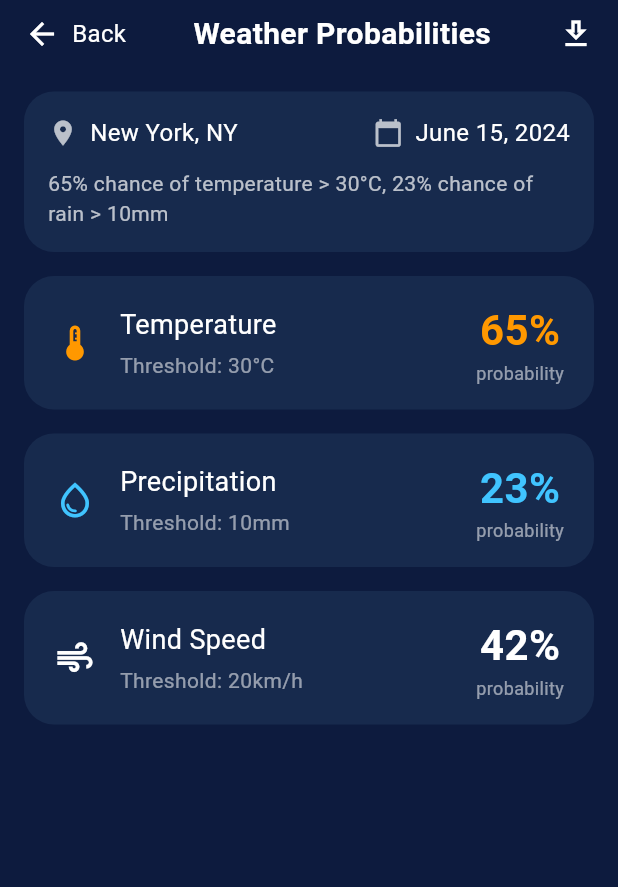
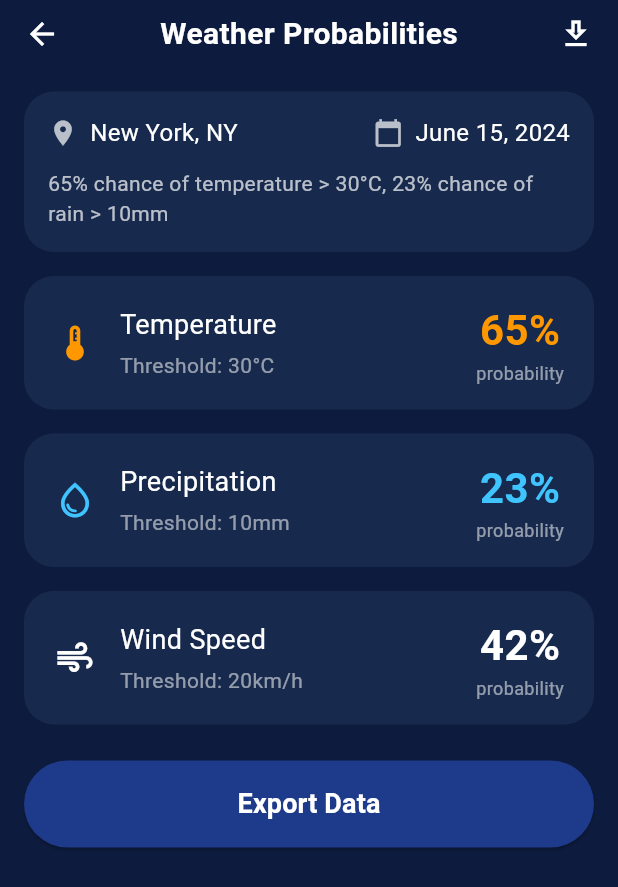
Before and after one commit to MoHa270xX/Weather_Project1, a Flutter app: the WeatherProbabilitiesScreen screen opened directly, on a phone screen of 412 x 824 dp. Shown: the top 887 px of the screen. Run offline on Flutter 3.47's test engine with Material 3 defaults, Android fonts, the phone set to English and light mode, and no system bars; our stand-ins replace flutter_map, go_router, latlong2.

Commit message:
add app router class to access navigation

```diff
--- /dev/null
+++ b/lib/core/utils/app_router.dart
@@ -0,0 +1,45 @@
+import 'package:go_router/go_router.dart';
+import 'package:weather_project/features/weather/presentation/pages/dashboard_screen.dart';
+import 'package:weather_project/features/weather/presentation/pages/export_data.dart';
+import 'package:weather_project/features/weather/presentation/pages/location_time_screen.dart';
+import 'package:weather_project/features/weather/presentation/pages/settings_screen.dart';
+import 'package:weather_project/features/weather/presentation/pages/welcome_screen.dart';
+import 'package:weather_project/features/weather/presentation/pages/main_screen.dart'; // مهم تضيف MainScreen
+
+abstract class AppRouter {
+  static final kMain = '/main';
+  static final kLocationView = '/location_view';
+  static final kDashboard = '/dashboard_view';
+  static final kExportView = '/export_view';
+  static final kSettingView = '/setting_view';
+
+  static final router = GoRouter(
+    initialLocation: '/',
+    routes: [
+      GoRoute(
+        path: '/',
+        builder: (context, state) => const WelcomeScreen(),
+      ),
+      GoRoute(
+        path: kMain,
+        builder: (context, state) => const MainScreen(),
+      ),
+      GoRoute(
+        path: kLocationView,
+        builder: (context, state) => const LocationTimeScreen(),
+      ),
+      GoRoute(
+        path: kDashboard,
+        builder: (context, state) => const WeatherProbabilitiesScreen(),
+      ),
+      GoRoute(
+        path: kExportView,
+        builder: (context, state) => const ExportDataScreen(),
+      ),
+      GoRoute(
+        path: kSettingView,
+        builder: (context, state) => const SettingScreen(),
+      ),
+    ],
+  );
+}
--- a/lib/features/weather/presentation/widgets/containu_button.dart
+++ b/lib/features/weather/presentation/widgets/containu_button.dart
@@ -1,17 +1,15 @@
 import 'package:flutter/material.dart';
 
 class ContinueButton extends StatelessWidget {
-  const ContinueButton({super.key});
-
+  const ContinueButton({super.key, required this.text, this.onPressed});
+  final String text;
+   final void Function()? onPressed;
   @override
   Widget build(BuildContext context) {
     return SizedBox(
       width: double.infinity,
       child: ElevatedButton(
-        onPressed: () {
-          // Navigate to the LocationTimeScreen when pressed
-
-        },
+        onPressed: onPressed,
         style: ElevatedButton.styleFrom(
           backgroundColor: const Color(0xFF1E3A8A),
           padding: const EdgeInsets.symmetric(vertical: 16),
@@ -19,8 +17,8 @@ class ContinueButton extends StatelessWidget {
             borderRadius: BorderRadius.circular(30),
           ),
         ),
-        child: const Text(
-          'Continue as Guest',
+        child: Text(
+          text,
           style: TextStyle(
             fontSize: 18,
             fontWeight: FontWeight.bold,
--- a/lib/features/weather/presentation/widgets/custom_app_bar.dart
+++ b/lib/features/weather/presentation/widgets/custom_app_bar.dart
@@ -1,4 +1,5 @@
 import 'package:flutter/material.dart';
+import 'package:go_router/go_router.dart';
 
 class CustomAppBar extends StatelessWidget {
   final String title;
@@ -22,7 +23,7 @@ class CustomAppBar extends StatelessWidget {
         mainAxisAlignment: MainAxisAlignment.spaceBetween,
         children: [
           GestureDetector(
-            onTap: onBack ?? () => Navigator.of(context).pop(),
+            onTap: onBack ?? () => GoRouter.of(context).pop(),
             child: Row(
               children: [
                 const Icon(Icons.arrow_back, color: Colors.white),
@@ -44,7 +45,7 @@ class CustomAppBar extends StatelessWidget {
               fontWeight: FontWeight.bold,
             ),
           ),
-          trailing ?? const SizedBox(width: 24), // فراغ مكان الأيقونة لو مش موجودة
+          trailing ?? const SizedBox(width: 24),
         ],
       ),
     );
--- a/lib/features/weather/presentation/widgets/dashboard_body.dart
+++ b/lib/features/weather/presentation/widgets/dashboard_body.dart
@@ -1,4 +1,7 @@
 import 'package:flutter/material.dart';
+import 'package:go_router/go_router.dart';
+import 'package:weather_project/core/utils/app_router.dart';
+import 'package:weather_project/features/weather/presentation/widgets/containu_button.dart';
 import 'package:weather_project/features/weather/presentation/widgets/custom_app_bar.dart';
 import 'package:weather_project/features/weather/presentation/widgets/information_card.dart';
 import 'package:weather_project/features/weather/presentation/widgets/probability_card.dart';
@@ -20,7 +23,7 @@ class _WeatherProbabilitiesScreenState
         children: [
           CustomAppBar(
             title: 'Weather Probabilities',
-            showBackText: true,
+            showBackText: false,
             trailing: const Icon(Icons.download_outlined, color: Colors.white),
           ),
           Expanded(
@@ -55,9 +58,11 @@ class _WeatherProbabilitiesScreenState
                       probability: '42%',
                     ),
                     const SizedBox(height: 24),
-                    // _buildTempDistributionCard(),
+                    ContinueButton(text: "Export Data",onPressed: () {
+                      GoRouter.of(context).push(AppRouter.kExportView);
+                    },),
                     const SizedBox(height: 24),
-                    // _buildTenYearTrendCard(),
+
                   ],
                 ),
               ),
```
Also changed, not shown: lib/features/weather/presentation/widgets/location_screen_body.dart (+16 -20 lines), lib/features/weather/presentation/widgets/welcome_screen_body.dart (+7 -1 lines), lib/main.dart (+5 -2 lines), pubspec.yaml (+6 -6 lines), lib/features/weather/presentation/pages/main_screen.dart (line endings or trailing spaces), pubspec.lock.
